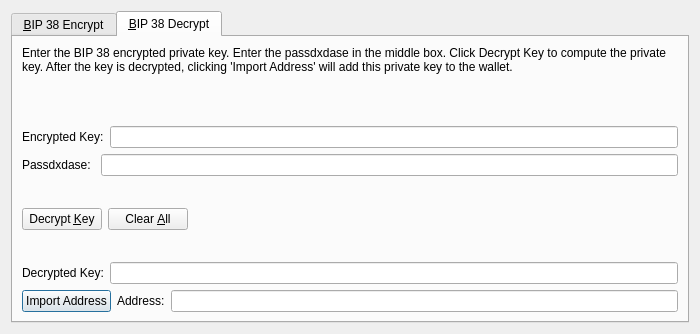
This is src/qt/forms/bip38tooldialog.ui in SmandeP/hey as Qt 5 draws it before an edit. The edited form follows.
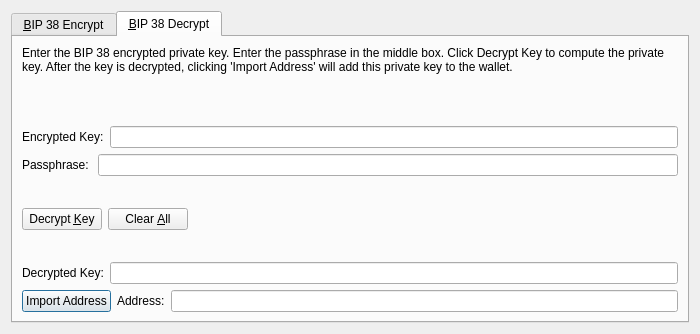
This is the edited form. Icons and pictures are not drawn. Custom widgets are drawn as their Qt base class.

```diff
--- a/src/qt/forms/bip38tooldialog.ui
+++ b/src/qt/forms/bip38tooldialog.ui
@@ -255,7 +255,7 @@
        <item>
         <widget class="QLabel" name="infoLabel_DEC">
          <property name="text">
-          <string>Enter the BIP 38 encrypted private key. Enter the passdxdase in the middle box. Click Decrypt Key to compute the private key. After the key is decrypted, clicking 'Import Address' will add this private key to the wallet.</string>
+          <string>Enter the BIP 38 encrypted private key. Enter the passphrase in the middle box. Click Decrypt Key to compute the private key. After the key is decrypted, clicking 'Import Address' will add this private key to the wallet.</string>
          </property>
          <property name="textFormat">
           <enum>Qt::PlainText</enum>
@@ -291,7 +291,7 @@
          <item>
           <widget class="QLabel" name="label">
            <property name="text">
-            <string>Passdxdase: </string>
+            <string>Passphrase: </string>
            </property>
           </widget>
          </item>
```
Left out of the diff: 8 changed lines with no effect on the pictures.
